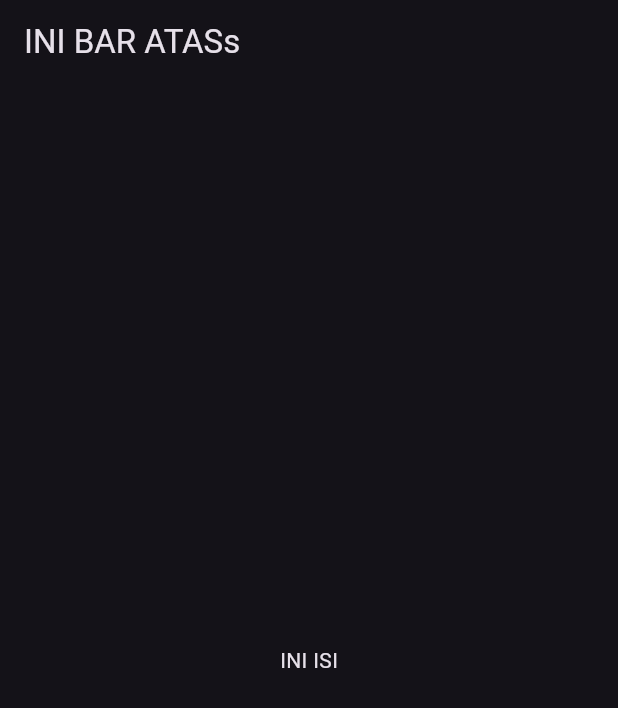
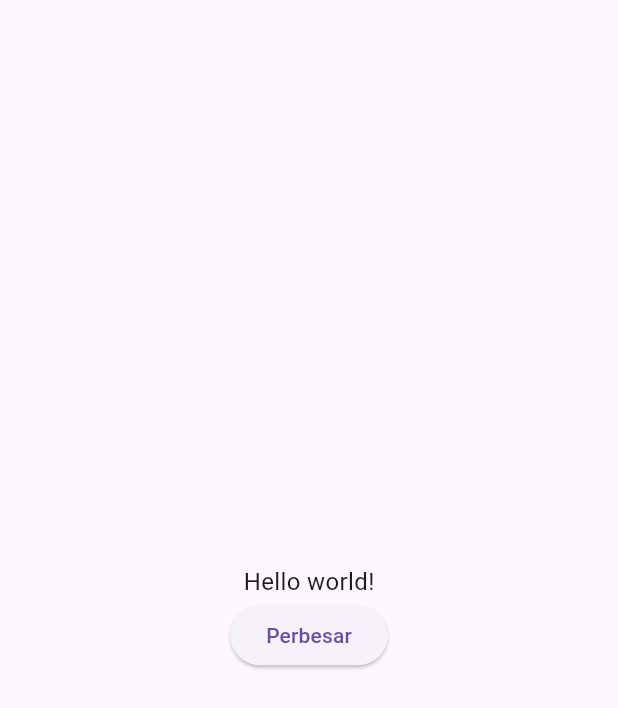
Before and after one commit to MichaelSetia/FlutterLearn, a Flutter app: the screen it shows after launch, on a phone screen of 412 x 824 dp. Shown: the top 708 px of the screen. Run offline on Flutter 3.47's test engine with Material 3 defaults, Android fonts, the phone set to English and light mode, and no system bars.

Commit message:
Update Btn

```diff
--- a/lib/main.dart
+++ b/lib/main.dart
@@ -8,17 +8,57 @@ class MyApp extends StatelessWidget {
     return MaterialApp(
       title: 'Flutter Demo',
       theme: ThemeData(
-        brightness: Brightness.dark,
-        primaryColor: Colors.blueGrey
+        primarySwatch: Colors.blue,
       ),
-     home: Scaffold(
-       appBar: AppBar(
-         title: Text('INI BAR ATASs'),
-       ),
+      home: const Scaffold(
         body: Center(
-         child: Text('INI ISI'),
+          child: BiggerText(text:"Hello world!"), // Ubah widget Heading ke PerubahanText
         ),
       ),
     );
   }
 }
+
+class Heading extends StatelessWidget {
+  final String text;
+
+  const Heading({Key? key, required this.text}) : super(key: key);
+
+  @override
+  Widget build(BuildContext context) {
+    return Text(
+      text,
+      style: const TextStyle(
+        fontSize: 24.0,
+        fontWeight: FontWeight.bold,
+      ),
+    );
+  }
+}
+
+class BiggerText extends StatefulWidget {
+  final String text;
+  const BiggerText({Key? key, required this.text}) : super(key: key);
+  @override
+  _BiggerTextState createState() => _BiggerTextState();
+}
+class _BiggerTextState extends State<BiggerText> {
+  double _textSize = 16.0;
+  @override
+  Widget build(BuildContext context) {
+    return Column(
+      mainAxisAlignment: MainAxisAlignment.center,
+      children: <Widget>[
+        Text(widget.text, style: TextStyle(fontSize: _textSize)),
+        ElevatedButton(
+          child: const Text("Perbesar"),
+          onPressed: () {
+            setState(() {
+              _textSize = 40.0;
+            });
+          },
+        )
+      ],
+    );
+  }
+}
```
Also changed, not shown: pubspec.yaml (+6 -73 lines), pubspec.lock. Lines whose indentation alone changed are shown as unchanged.
